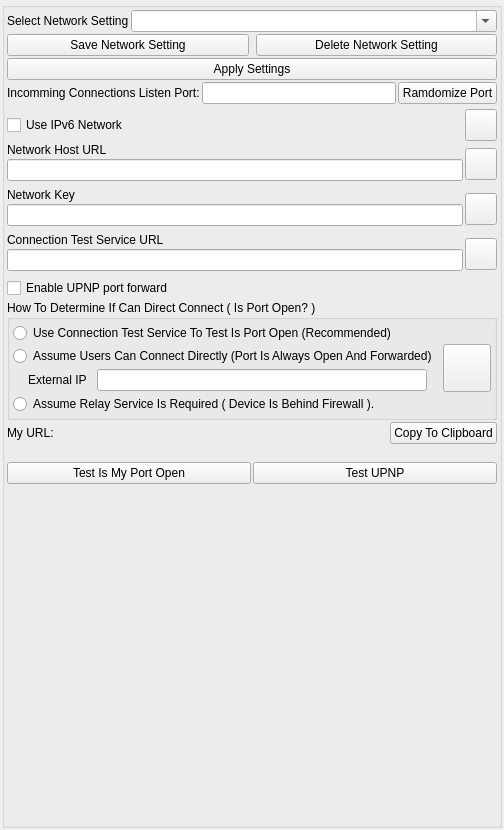
First picture: the form in nolimitgui/CommonSrc/Forms/AppletNetworkSettings.ui, repository nolimitconnect/NoLimitConnect, before the edit.
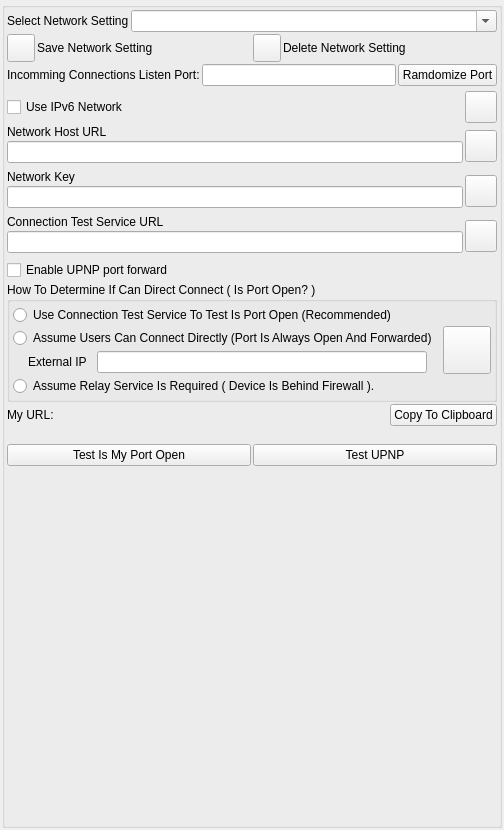
Second picture: the form after the edit. Custom widgets are drawn as their Qt base class.

Commit message: rework for ipv6 and network settings

```diff
--- a/nolimitgui/CommonSrc/Forms/AppletNetworkSettings.ui
+++ b/nolimitgui/CommonSrc/Forms/AppletNetworkSettings.ui
@@ -87,19 +87,66 @@
        </layout>
       </item>
       <item>
-       <layout class="QHBoxLayout" name="horizontalLayout_8">
-        <property name="spacing">
-         <number>7</number>
-        </property>
+       <layout class="QHBoxLayout" name="horizontalLayout_7">
         <item>
-         <widget class="QPushButton" name="m_SaveSettingsButton">
+         <widget class="VxPushButton" name="m_SaveSettingsButton">
+          <property name="minimumSize">
+           <size>
+            <width>28</width>
+            <height>28</height>
+           </size>
+          </property>
+          <property name="maximumSize">
+           <size>
+            <width>28</width>
+            <height>28</height>
+           </size>
+          </property>
+          <property name="text">
+           <string/>
+          </property>
+          <property name="iconSize">
+           <size>
+            <width>28</width>
+            <height>28</height>
+           </size>
+          </property>
+         </widget>
+        </item>
+        <item>
+         <widget class="VxLabel" name="m_SaveSettingsLabel">
           <property name="text">
            <string>Save Network Setting</string>
           </property>
          </widget>
         </item>
         <item>
-         <widget class="QPushButton" name="m_DeleteSettingsButton">
+         <widget class="VxPushButton" name="m_DeleteSettingsButton">
+          <property name="minimumSize">
+           <size>
+            <width>28</width>
+            <height>28</height>
+           </size>
+          </property>
+          <property name="maximumSize">
+           <size>
+            <width>28</width>
+            <height>28</height>
+           </size>
+          </property>
+          <property name="text">
+           <string/>
+          </property>
+          <property name="iconSize">
+           <size>
+            <width>28</width>
+            <height>28</height>
+           </size>
+          </property>
+         </widget>
+        </item>
+        <item>
+         <widget class="VxLabel" name="m_DeleteSettingsLabel">
           <property name="text">
            <string>Delete Network Setting</string>
           </property>
@@ -107,13 +154,6 @@
         </item>
        </layout>
       </item>
-      <item>
-       <widget class="QPushButton" name="m_ApplySettingsButton">
-        <property name="text">
-         <string>Apply Settings</string>
-        </property>
-       </widget>
-      </item>
       <item>
        <layout class="QHBoxLayout" name="horizontalLayout">
         <item>
@@ -594,6 +634,11 @@
    <extends>QPushButton</extends>
    <header>VxPushButton.h</header>
   </customwidget>
+  <customwidget>
+   <class>VxLabel</class>
+   <extends>QLabel</extends>
+   <header>VxLabel.h</header>
+  </customwidget>
  </customwidgets>
  <resources/>
  <connections/>
```
The commit also changes 66 other files.
